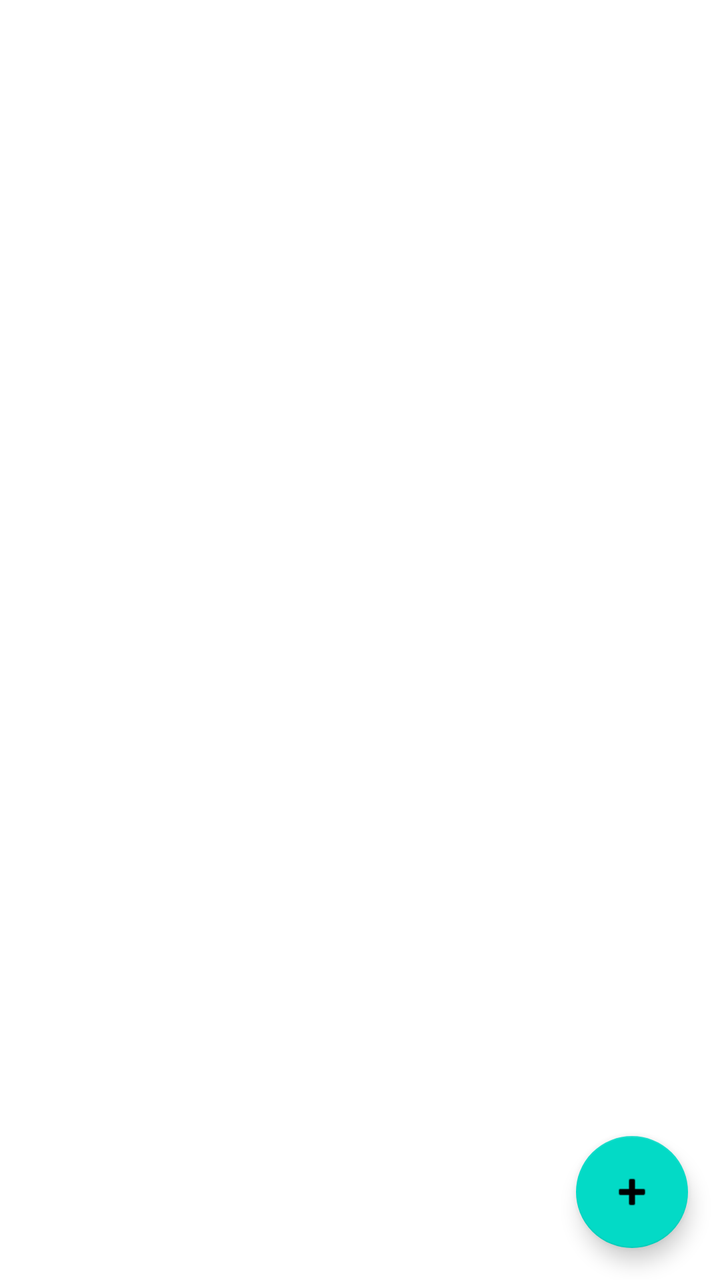
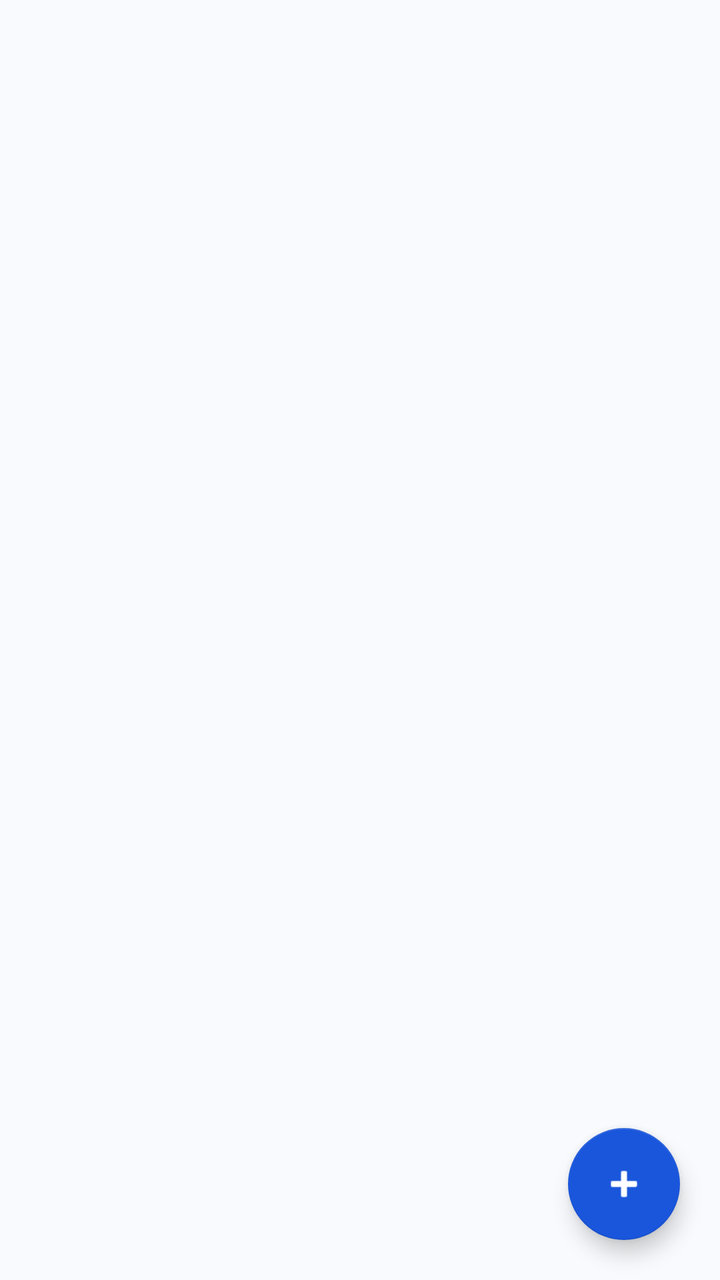

Before-and-after screenshots of an Android layout around one commit, followed by the original layout XML and the change that was made.
<!-- AndroidManifest.xml: application theme Theme.Property_Listing_System -->
<!-- res/layout/fragment_property_list.xml -->
<?xml version="1.0" encoding="utf-8"?>
<androidx.constraintlayout.widget.ConstraintLayout xmlns:android="http://schemas.android.com/apk/res/android"
    xmlns:app="http://schemas.android.com/apk/res-auto"
    android:layout_width="match_parent"
    android:layout_height="match_parent">

    <androidx.recyclerview.widget.RecyclerView
        android:id="@+id/recyclerViewProperties"
        android:layout_width="0dp"
        android:layout_height="0dp"
        app:layoutManager="androidx.recyclerview.widget.LinearLayoutManager"
        app:layout_constraintTop_toTopOf="parent"
        app:layout_constraintBottom_toBottomOf="parent"
        app:layout_constraintStart_toStartOf="parent"
        app:layout_constraintEnd_toEndOf="parent" />

    <TextView
        android:id="@+id/tvEmptyState"
        android:layout_width="wrap_content"
        android:layout_height="wrap_content"
        android:text="No properties yet. Tap + to add one."
        android:visibility="gone"
        app:layout_constraintTop_toTopOf="parent"
        app:layout_constraintBottom_toBottomOf="parent"
        app:layout_constraintStart_toStartOf="parent"
        app:layout_constraintEnd_toEndOf="parent" />

    <com.google.android.material.floatingactionbutton.FloatingActionButton
        android:id="@+id/fabAddProperty"
        android:layout_width="wrap_content"
        android:layout_height="wrap_content"
        android:layout_margin="16dp"
        android:src="@android:drawable/ic_input_add"
        app:layout_constraintBottom_toBottomOf="parent"
        app:layout_constraintEnd_toEndOf="parent" />

</androidx.constraintlayout.widget.ConstraintLayout>
<!-- resources referenced by this layout -->
<resources>
  <style name="Theme.Property_Listing_System" parent="Theme.MaterialComponents.DayNight.NoActionBar" />
</resources>

<!-- the commit's change to res/layout/fragment_property_list.xml (unified diff, before → after) -->
@@ -2,12 +2,15 @@
 <androidx.constraintlayout.widget.ConstraintLayout xmlns:android="http://schemas.android.com/apk/res/android"
     xmlns:app="http://schemas.android.com/apk/res-auto"
     android:layout_width="match_parent"
-    android:layout_height="match_parent">
+    android:layout_height="match_parent"
+    android:background="@color/theme_background">
 
     <androidx.recyclerview.widget.RecyclerView
         android:id="@+id/recyclerViewProperties"
         android:layout_width="0dp"
         android:layout_height="0dp"
+        android:clipToPadding="false"
+        android:paddingVertical="8dp"
         app:layoutManager="androidx.recyclerview.widget.LinearLayoutManager"
         app:layout_constraintTop_toTopOf="parent"
         app:layout_constraintBottom_toBottomOf="parent"
@@ -18,7 +21,10 @@
         android:id="@+id/tvEmptyState"
         android:layout_width="wrap_content"
         android:layout_height="wrap_content"
-        android:text="No properties yet. Tap + to add one."
+        android:text="No properties found in database.\nTap + to add one."
+        android:textAlignment="center"
+        android:textColor="@color/theme_text_secondary"
+        android:textSize="14sp"
         android:visibility="gone"
         app:layout_constraintTop_toTopOf="parent"
         app:layout_constraintBottom_toBottomOf="parent"
@@ -29,8 +35,10 @@
         android:id="@+id/fabAddProperty"
         android:layout_width="wrap_content"
         android:layout_height="wrap_content"
-        android:layout_margin="16dp"
+        android:layout_margin="20dp"
         android:src="@android:drawable/ic_input_add"
+        app:tint="@color/white"
+        app:backgroundTint="@color/blue_primary"
         app:layout_constraintBottom_toBottomOf="parent"
         app:layout_constraintEnd_toEndOf="parent" />
 
<!-- resource entries referenced after the edit -->
@@ -1,5 +1,33 @@
 <!-- resources referenced by this layout -->
 <resources>
-  <style name="Theme.Property_Listing_System" parent="Theme.MaterialComponents.DayNight.NoActionBar" />
+  <color name="blue_primary">#1A56DB</color>
+  <color name="theme_background">#F8FAFD</color>
+  <color name="theme_text_secondary">#475569</color>
+  <color name="white">#FFFFFFFF</color>
+  <style name="Theme.Property_Listing_System" parent="Theme.MaterialComponents.DayNight.NoActionBar">
+          
+          <item name="colorPrimary">@color/blue_primary</item>
+          <item name="colorPrimaryVariant">@color/blue_primary_dark</item>
+          <item name="colorSecondary">@color/blue_secondary</item>
+  
+          
+          <item name="android:windowBackground">@color/theme_background</item>
+          <item name="android:colorBackground">@color/theme_background</item>
+          <item name="colorSurface">@color/theme_surface</item>
+  
+          
+          <item name="colorOnPrimary">@color/white</item>
+          <item name="colorOnSurface">@color/theme_text_primary</item>
+          <item name="android:textColorPrimary">@color/theme_text_primary</item>
+          <item name="android:textColorSecondary">@color/theme_text_secondary</item>
+  
+          
+          <item name="android:statusBarColor">@color/blue_primary_dark</item>
+          <item name="android:windowLightStatusBar">false</item>
+      </style>
+  <color name="blue_primary_dark">#0F3EAE</color>
+  <color name="blue_secondary">#3B82F6</color>
+  <color name="theme_surface">#FFFFFFFF</color>
+  <color name="theme_text_primary">#0F172A</color>
 </resources>
 
